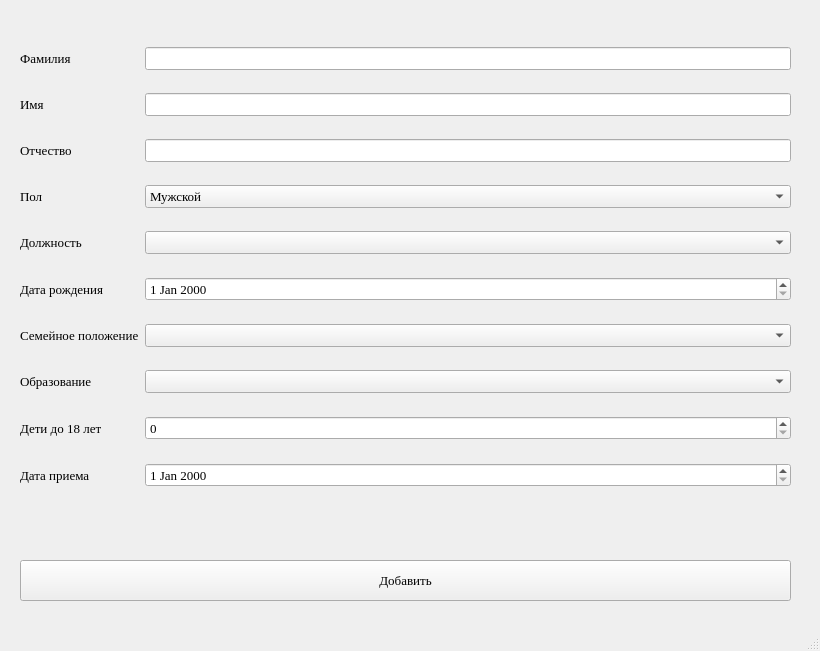
Before: the Qt Designer form AddMenu.ui in MatAfan/YandexProject1, drawn with Qt 5.
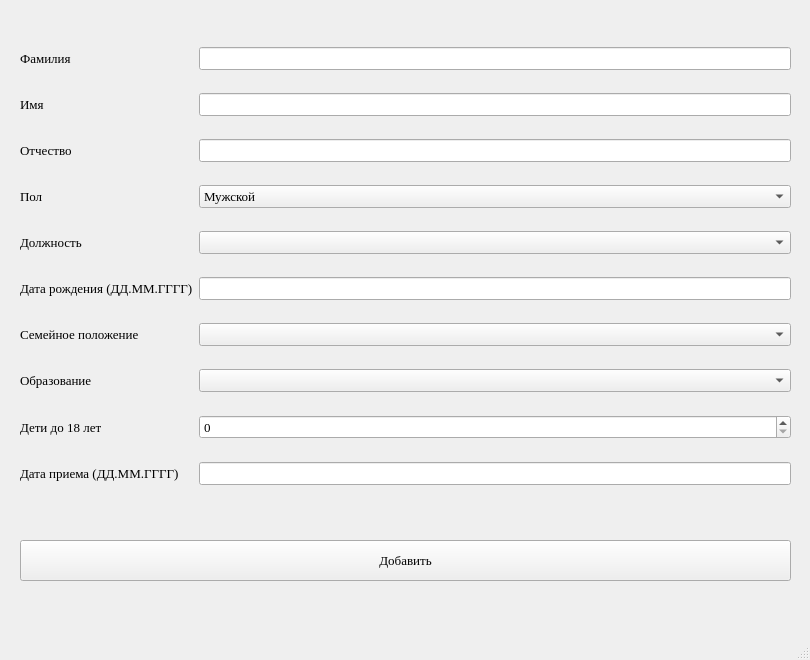
After: the same form once the commit is applied.

The edit to the form file:
```diff
--- a/AddMenu.ui
+++ b/AddMenu.ui
@@ -6,8 +6,8 @@
    <rect>
     <x>0</x>
     <y>0</y>
-    <width>820</width>
-    <height>651</height>
+    <width>810</width>
+    <height>660</height>
    </rect>
   </property>
   <property name="font">
@@ -98,7 +98,7 @@
         </font>
        </property>
        <property name="text">
-        <string>Дата приема</string>
+        <string>Дата приема (ДД.ММ.ГГГГ)</string>
        </property>
       </widget>
      </item>
@@ -183,7 +183,7 @@
         </font>
        </property>
        <property name="text">
-        <string>Дата рождения</string>
+        <string>Дата рождения (ДД.ММ.ГГГГ)</string>
        </property>
       </widget>
      </item>
@@ -241,13 +241,17 @@
       </widget>
      </item>
      <item row="8" column="2">
-      <widget class="QSpinBox" name="spbx_Kids"/>
+      <widget class="QSpinBox" name="spbx_Kids">
+       <property name="maximum">
+        <number>1000000000</number>
+       </property>
+      </widget>
      </item>
      <item row="5" column="2">
-      <widget class="QDateEdit" name="dt_BornIn"/>
+      <widget class="QLineEdit" name="ledit_Birthday"/>
      </item>
      <item row="9" column="2">
-      <widget class="QDateEdit" name="dateEdit_2"/>
+      <widget class="QLineEdit" name="ledit_Employment"/>
      </item>
     </layout>
    </widget>
@@ -255,7 +259,7 @@
     <property name="geometry">
      <rect>
       <x>20</x>
-      <y>560</y>
+      <y>540</y>
       <width>771</width>
       <height>41</height>
      </rect>
@@ -264,6 +268,19 @@
      <string>Добавить</string>
     </property>
    </widget>
+   <widget class="QLabel" name="label">
+    <property name="geometry">
+     <rect>
+      <x>20</x>
+      <y>590</y>
+      <width>771</width>
+      <height>41</height>
+     </rect>
+    </property>
+    <property name="text">
+     <string/>
+    </property>
+   </widget>
   </widget>
   <widget class="QStatusBar" name="statusbar"/>
  </widget>
```
